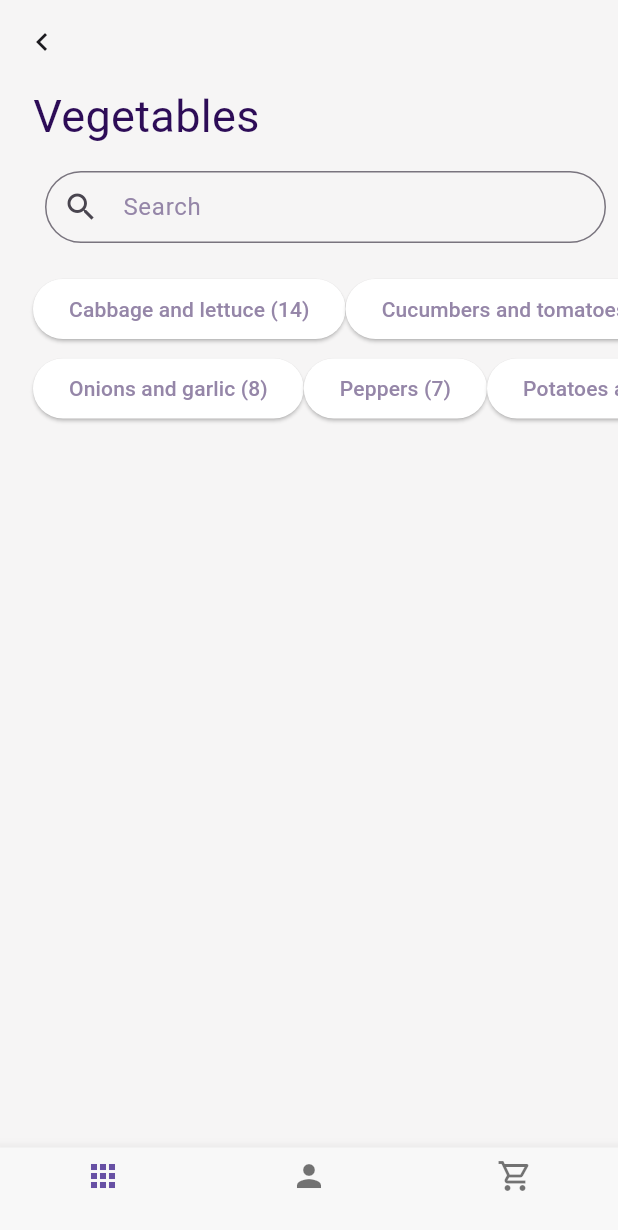
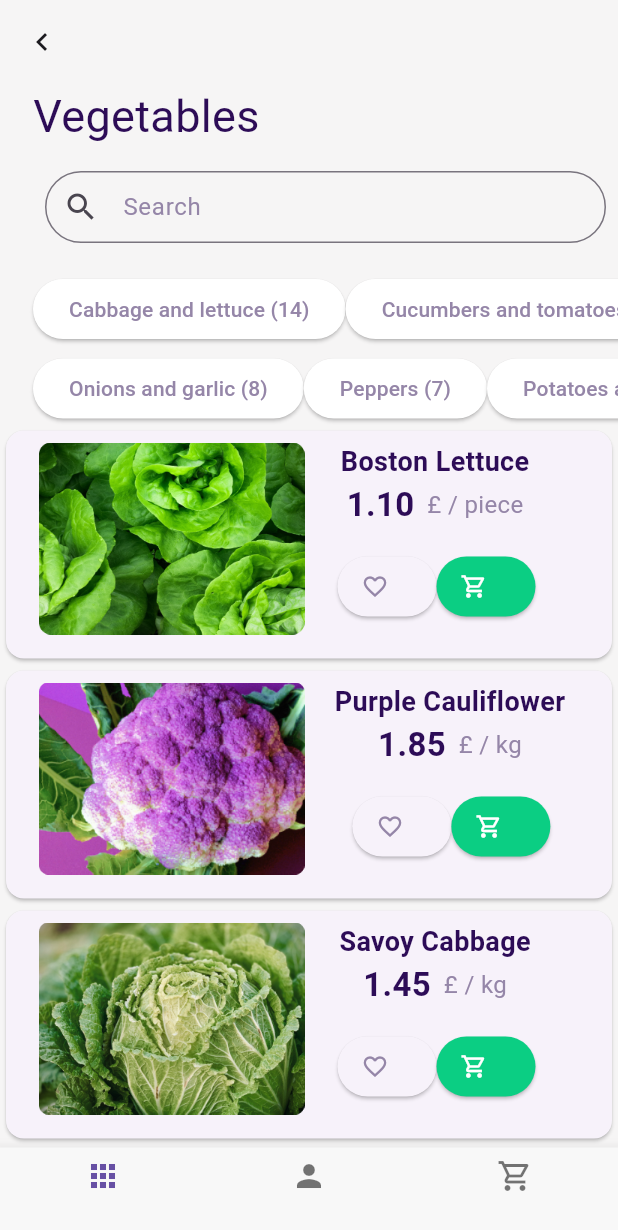
Before and after one commit to aleynayilm/Delivery_App_UI, a Flutter app: the VegetablesScreen screen opened directly, on a phone screen of 412 x 824 dp. Shown: the top 1230 px of the screen. Run offline on Flutter 3.47's test engine with Material 3 defaults, Android fonts, the phone set to English and light mode, and no system bars.

Commit message:
Add vegetables screen

```diff
--- a/lib/categories_screen.dart
+++ b/lib/categories_screen.dart
@@ -1,5 +1,5 @@
-import 'package:delivery_app_ui/product/language/color/color_items.dart';
-import 'package:delivery_app_ui/product/language/language_items.dart';
+import 'package:delivery_app_ui/core/constants/color_items.dart';
+import 'package:delivery_app_ui/core/constants/strings_items.dart';
 import 'package:flutter/material.dart';
 
 class CategoriesScreen extends StatefulWidget {
--- a/lib/product/language/language_items.dart
+++ b/lib/core/constants/strings_items.dart
@@ -31,4 +31,12 @@ class VegetablesLanguageItems {
   String chipsUnselected2 = 'Onions and garlic (8)';
   String chipsUnselected3 = 'Peppers (7)';
   String chipsUnselected4 = 'Potatoes and carrots (4)';
+  String itemRowViewPrimaryText = 'Boston Lettuce';
+  String itemRowViewNumber1 = '1.10';
+  String itemRowViewSecondaryText = '  £ / piece';
+  String itemRowViewPrimaryText2 = 'Purple Cauliflower';
+  String itemRowViewNumber2 = '1.85';
+  String itemRowViewSecondaryText2 = '  £ / kg';
+  String itemRowViewPrimaryText3 = 'Savoy Cabbage';
+  String itemRowViewNumber3 = '1.45';
 }
--- a/lib/main.dart
+++ b/lib/main.dart
@@ -1,5 +1,5 @@
-import 'package:delivery_app_ui/categories_screen.dart';
 import 'package:delivery_app_ui/theme/light_theme.dart';
+import 'package:delivery_app_ui/vegetables_screen.dart';
 import 'package:flutter/material.dart';
 
 void main() {
@@ -15,7 +15,7 @@ class MyApp extends StatelessWidget {
       title: 'Flutter Demo',
       theme: LightTheme().theme,
       debugShowCheckedModeBanner: false,
-      home: const CategoriesScreen(),
+      home: const VegetablesScreen(),
     );
   }
 }
--- a/lib/splash_screen.dart
+++ b/lib/splash_screen.dart
@@ -1,5 +1,5 @@
-import 'package:delivery_app_ui/product/language/color/color_items.dart';
-import 'package:delivery_app_ui/product/language/language_items.dart';
+import 'package:delivery_app_ui/core/constants/color_items.dart';
+import 'package:delivery_app_ui/core/constants/strings_items.dart';
 import 'package:flutter/material.dart';
 
 class SplashScreen extends StatefulWidget {
@@ -70,7 +70,7 @@ Future _displayBottomSheet(BuildContext context) {
                   )),
             ),
           ),
-          Container(
+          SizedBox(
             width: _Size().container3Width,
             height: _Size().container3Height,
             child: Center(
--- a/lib/vegetables_screen.dart
+++ b/lib/vegetables_screen.dart
@@ -1,5 +1,5 @@
-import 'package:delivery_app_ui/product/language/color/color_items.dart';
-import 'package:delivery_app_ui/product/language/language_items.dart';
+import 'package:delivery_app_ui/core/constants/color_items.dart';
+import 'package:delivery_app_ui/core/constants/strings_items.dart';
 import 'package:flutter/material.dart';
 
 class VegetablesScreen extends StatefulWidget {
@@ -14,11 +14,7 @@ class _VegetablesScreenState extends State<VegetablesScreen> {
   @override
   Widget build(BuildContext context) {
     return Scaffold(
-      body: Stack(
-        children: [
-          Column(
-            children: [
-              AppBar(
+      appBar: AppBar(
         // flexibleSpace: Align(
         //   alignment: Alignment.topRight,
         //   child: SizedBox(
@@ -38,6 +34,8 @@ class _VegetablesScreenState extends State<VegetablesScreen> {
           icon: const Icon(Icons.chevron_left_outlined),
         ),
       ),
+      body: Column(
+        children: [
           Padding(
             padding: EdgeInsets.only(left: _Padding().pagePadding),
             child: Align(
@@ -52,8 +50,7 @@ class _VegetablesScreenState extends State<VegetablesScreen> {
           ),
           Padding(
             padding: EdgeInsets.only(
-                    left: _Padding().pagePadding,
-                    top: _Padding().textFieldPadding),
+                left: _Padding().pagePadding, top: _Padding().textFieldPadding),
             child: SizedBox(
               width: _Size().textFieldWidth,
               height: _Size().textFieldHeight,
@@ -109,8 +106,7 @@ class _VegetablesScreenState extends State<VegetablesScreen> {
           SingleChildScrollView(
             scrollDirection: Axis.horizontal,
             child: Padding(
-                  padding:
-                      EdgeInsets.symmetric(horizontal: _Padding().pagePadding),
+              padding: EdgeInsets.symmetric(horizontal: _Padding().pagePadding),
               child: Row(
                   mainAxisAlignment: MainAxisAlignment.spaceEvenly,
                   children: [
@@ -122,12 +118,149 @@ class _VegetablesScreenState extends State<VegetablesScreen> {
                         text: VegetablesLanguageItems().chipsUnselected4)
                   ]),
             ),
+          ),
+          Expanded(
+            child: ListView(
+              children: [
+                ItemRowView(
+                  image: Image.asset('assets/itemRowView1.png'),
+                  text: VegetablesLanguageItems().itemRowViewPrimaryText,
+                  number: VegetablesLanguageItems().itemRowViewNumber1,
+                  type: VegetablesLanguageItems().itemRowViewSecondaryText,
+                ),
+                ItemRowView(
+                    image: Image.asset('assets/itemRowView2.png'),
+                    text: VegetablesLanguageItems().itemRowViewPrimaryText2,
+                    number: VegetablesLanguageItems().itemRowViewNumber2,
+                    type: VegetablesLanguageItems().itemRowViewSecondaryText2),
+                ItemRowView(
+                    image: Image.asset('assets/itemRowView3.png'),
+                    text: VegetablesLanguageItems().itemRowViewPrimaryText3,
+                    number: VegetablesLanguageItems().itemRowViewNumber3,
+                    type: VegetablesLanguageItems().itemRowViewSecondaryText2)
+              ],
+            ),
           )
         ],
       ),
+      bottomNavigationBar: _bottomNavigationBar(),
+    );
+  }
+}
+
+class ItemRowView extends StatelessWidget {
+  const ItemRowView(
+      {super.key,
+      required this.image,
+      required this.text,
+      required this.number,
+      required this.type});
+  final Image image;
+  final String text;
+  final String number;
+  final String type;
+  @override
+  Widget build(BuildContext context) {
+    return InkWell(
+      onTap: () {},
+      child: SizedBox(
+        height: _Size().itemRowViewHeight,
+        width: _Size().itemRowViewWidth,
+        child: Card(
+          child: Column(
+            children: [
+              Row(
+                children: [
+                  Align(
+                    alignment: Alignment.centerLeft,
+                    child: Padding(
+                      padding:
+                          EdgeInsets.only(top: 8, left: _Padding().pagePadding),
+                      child: Container(
+                        width: _Size().cardMediaWidth,
+                        height: _Size().cardMediaHeight,
+                        decoration: BoxDecoration(
+                            borderRadius: BorderRadius.circular(
+                                _Radius().itemRowViewMediaRadius)),
+                        child: image,
+                      ),
+                    ),
+                  ),
+                  Padding(
+                    padding: const EdgeInsets.only(
+                      top: 8,
+                    ),
+                    child: Container(
+                      height: _Size().cardMediaHeight,
+                      child: Column(
+                        children: [
+                          Padding(
+                            padding: const EdgeInsets.only(left: 20),
+                            child: Text(
+                              text,
+                              style: TextStyle(
+                                  fontSize: _FontSize().itemRowViewTextPrimary,
+                                  fontWeight: FontWeight.bold,
+                                  color: Colorss.textPrimaryColor),
+                            ),
+                          ),
+                          Padding(
+                            padding: const EdgeInsets.only(left: 20),
+                            child: Row(
+                              children: [
+                                Text(
+                                  number,
+                                  style: TextStyle(
+                                      fontSize:
+                                          _FontSize().itemRowViewTextNumber,
+                                      fontWeight: FontWeight.bold,
+                                      color: Colorss.textPrimaryColor),
+                                ),
+                                Text(
+                                  type,
+                                  style: TextStyle(
+                                      fontSize:
+                                          _FontSize().itemRowViewTextSecondary,
+                                      color: Colorss.textSecondary),
+                                )
                               ],
                             ),
-      bottomNavigationBar: _bottomNavigationBar(),
+                          ),
+                          const Spacer(),
+                          Padding(
+                            padding: EdgeInsets.only(
+                                left: _Padding().pagePadding, bottom: 8),
+                            child: Row(
+                              children: [
+                                ElevatedButton.icon(
+                                    onPressed: () {},
+                                    icon: Icon(
+                                      Icons.favorite_border_outlined,
+                                      color: Colorss.textSecondary,
+                                    ),
+                                    label: const Text('')),
+                                ElevatedButton.icon(
+                                    onPressed: () {},
+                                    style: ElevatedButton.styleFrom(
+                                        primary: Colorss.primaryButton),
+                                    icon: const Icon(
+                                      Icons.shopping_cart_outlined,
+                                      color: Colors.white,
+                                    ),
+                                    label: const Text(''))
+                              ],
+                            ),
+                          ),
+                        ],
+                      ),
+                    ),
+                  )
+                ],
+              )
+            ],
+          ),
+        ),
+      ),
     );
   }
 }
@@ -169,15 +302,24 @@ class _Padding {
 class _FontSize {
   final double titleFontSize = 30;
   final double chipsSelected = 14;
+  final double itemRowViewTextPrimary = 18;
+  final double itemRowViewTextNumber = 22;
+  final double itemRowViewTextSecondary = 16;
 }
 
 class _Size {
   final double textFieldWidth = 374;
   final double textFieldHeight = 48;
   final double vector = 234;
+  final double itemRowViewHeight = 160;
+  final double itemRowViewWidth = 414;
+  final double cardMediaWidth = 177;
+  final double cardMediaHeight = 128;
+  final double cardTextWidth = 150;
 }
 
 class _Radius {
   final double textFieldRadius = 27;
   final double chips1 = 24;
+  final double itemRowViewMediaRadius = 8;
 }
```
Also changed, not shown: assets/itemRowView1.png (added), assets/itemRowView2.png (added), assets/itemRowView3.png (added), lib/core/constants/color_items.dart (renamed from lib/product/language/color/color_items.dart). Lines whose indentation alone changed are shown as unchanged.
